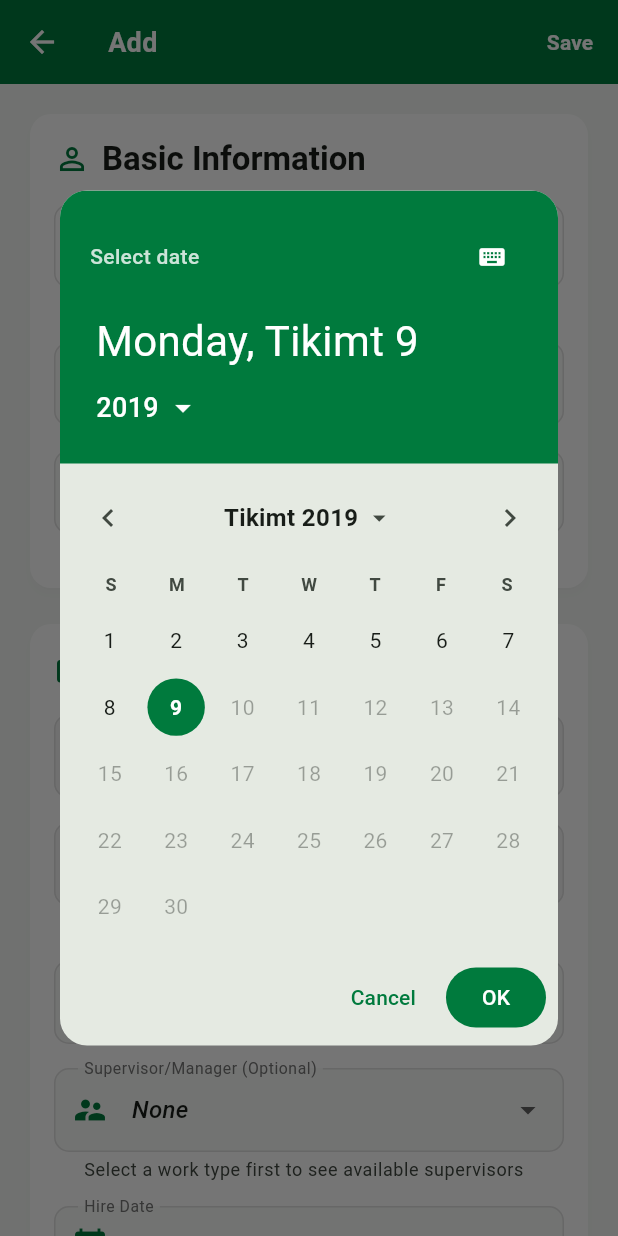
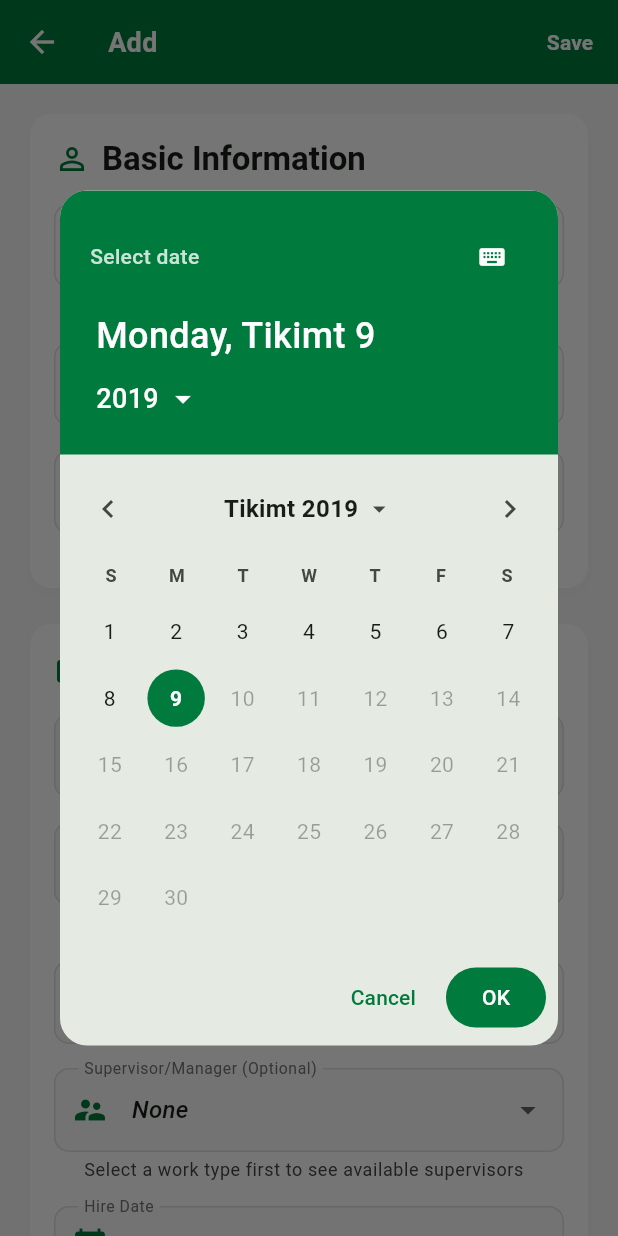
Before and after one commit to HD-CMP/EthioWorkForce, a Flutter app: the WorkerFormPage screen opened directly, after a tap on an icon or button, on a phone screen of 412 x 824 dp. Run offline on Flutter 3.47's test engine with Material 3 defaults, Android fonts, the phone set to English and light mode, and no system bars; our stand-ins replace audioplayers, connectivity_plus, dio, drift, equatable, file_picker and 11 more; missing offline and left inert: dart:html, encrypt, mobile_scanner; accounts and stored records are empty; generated files the repository leaves out were written again; network calls fail.

Commit message:
chore: bump version to 1.3.1+4 and fix date picker header clipping

```diff
--- a/frontend/lib/core/widgets/ethiopian_date_picker.dart
+++ b/frontend/lib/core/widgets/ethiopian_date_picker.dart
@@ -261,15 +261,20 @@ class _EthiopianDatePickerDialogState extends State<_EthiopianDatePickerDialog>
                 child: Padding(
                   padding: const EdgeInsets.symmetric(vertical: 4, horizontal: 4),
                   child: Row(
-                    mainAxisSize: MainAxisSize.min,
                     children: [
-                      Text(
+                      Expanded(
+                        child: FittedBox(
+                          fit: BoxFit.scaleDown,
+                          alignment: Alignment.centerLeft,
+                          child: Text(
                             '$weekday, ${EthiopianCalendar.monthsEnglish[selectedEth.month - 1]} ${selectedEth.day}',
                             style: TextStyle(
                               color: colorScheme.onPrimary,
-                          fontSize: 28,
-                          fontWeight: FontWeight.w400,
+                              fontSize: 24,
+                              fontWeight: FontWeight.w500,
                               letterSpacing: 0.25,
+                            ),
+                          ),
                         ),
                       ),
                     ],
@@ -306,13 +311,17 @@ class _EthiopianDatePickerDialogState extends State<_EthiopianDatePickerDialog>
                 ),
               ),
             ] else ...[
-              Text(
+              FittedBox(
+                fit: BoxFit.scaleDown,
+                alignment: Alignment.centerLeft,
+                child: Text(
                   '$weekday, ${EthiopianCalendar.monthsEnglish[selectedEth.month - 1]} ${selectedEth.day}',
                   style: TextStyle(
                     color: colorScheme.onPrimary,
-                  fontSize: 28,
-                  fontWeight: FontWeight.w400,
+                    fontSize: 24,
+                    fontWeight: FontWeight.w500,
                     letterSpacing: 0.25,
+                  ),
                 ),
               ),
             ],
--- a/frontend/pubspec.yaml
+++ b/frontend/pubspec.yaml
@@ -1,7 +1,7 @@
 name: ethioworkforce
 description: Offline-First Workforce Control, Attendance & Payroll System
 publish_to: 'none'
-version: 1.3.0+3
+version: 1.3.1+4
 
 environment:
   sdk: '>=3.0.0 <4.0.0'
```
Lines whose indentation alone changed are shown as unchanged.
